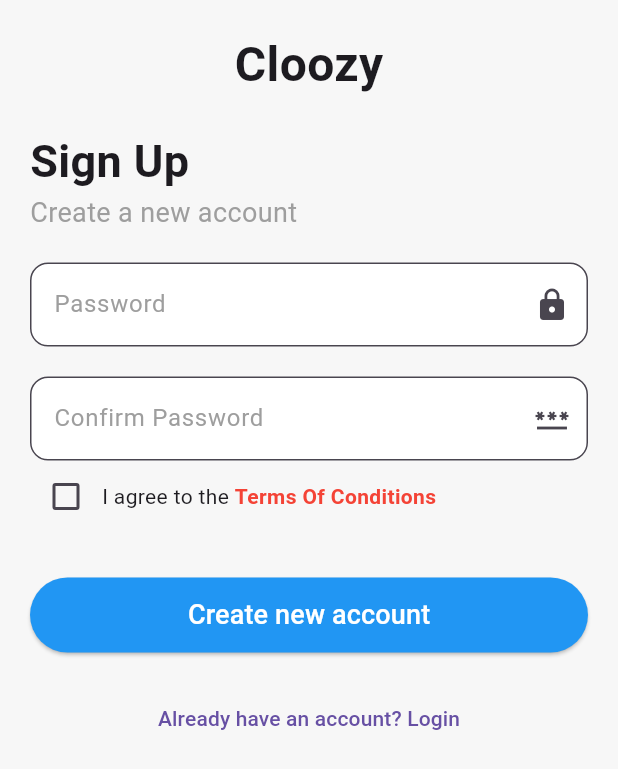
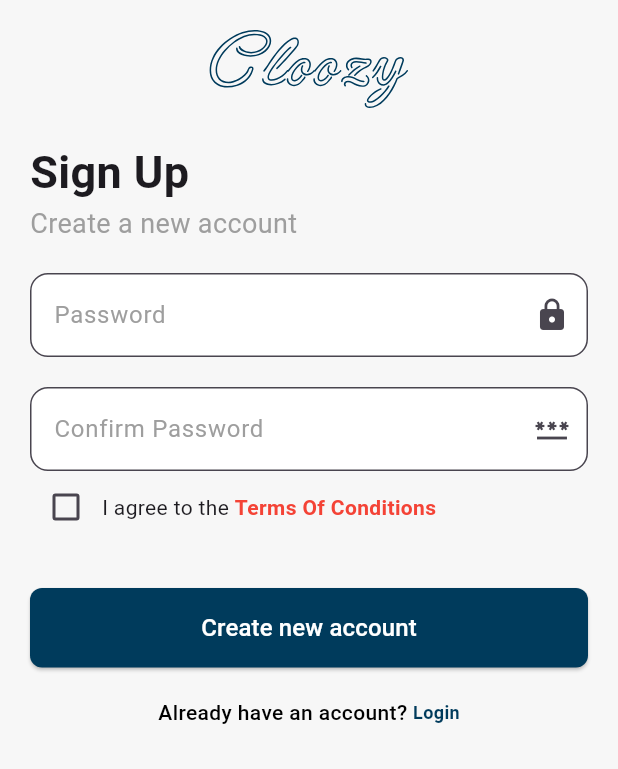
Before and after one commit to salma-elmaghawry/Cloozy-App, a Flutter app: the RegisterPage2 screen opened directly with empty values, on a phone screen of 412 x 824 dp. Shown: the top 769 px of the screen. Run offline on Flutter 3.47's test engine with Material 3 defaults, Android fonts, the phone set to English and light mode, and no system bars; our stand-ins replace bloc, dio, flutter_bloc, flutter_secure_storage, flutter_svg, get; accounts and stored records are empty.

Commit message:
refactor register page

```diff
--- /dev/null
+++ b/lib/Core/common/linewithtapword.dart
@@ -0,0 +1,39 @@
+import 'package:cloozy/Core/common/constant.dart';
+import 'package:cloozy/Core/common/headline_text_style.dart';
+import 'package:cloozy/Feature/Auth/presentation/views/register/registerpage1.dart';
+import 'package:flutter/material.dart';
+
+class LineWithAction extends StatelessWidget {
+  String title;
+  String actionName;
+  void Function()? onTap;
+
+  LineWithAction({
+    required this.actionName,
+    required this.onTap,
+    required this.title,
+    super.key,
+  });
+
+  @override
+  Widget build(BuildContext context) {
+    return Row(
+      mainAxisAlignment: MainAxisAlignment.center,
+      children: [
+        customText(
+          title: title,
+          color: Colors.black,
+        ),
+        GestureDetector(
+          onTap: onTap,
+          child: customText(
+            title: actionName,
+            color: PrimaryColor,
+            fontSize: 12,
+            fontWeight: FontWeight.bold,
+          ),
+        ),
+      ],
+    );
+  }
+}
--- a/lib/Feature/Auth/presentation/views/login_page.dart
+++ b/lib/Feature/Auth/presentation/views/login_page.dart
@@ -1,14 +1,9 @@
-import 'package:cloozy/Core/common/add_logo.dart';
 import 'package:cloozy/Core/common/constant.dart';
-import 'package:cloozy/Core/common/custom_TextFormField.dart.dart';
-import 'package:cloozy/Core/common/cutom_button.dart';
-import 'package:cloozy/Core/common/headline_text_style.dart';
 import 'package:cloozy/Feature/Auth/data/cubits/login/login_cubit.dart';
 import 'package:cloozy/Feature/Auth/presentation/views/widgets/login_page_body.dart';
 import 'package:cloozy/Feature/home/presentation/views/home_page.dart';
 import 'package:flutter/material.dart';
 import 'package:flutter_bloc/flutter_bloc.dart';
-import 'package:flutter_svg/flutter_svg.dart';
 
 class LoginPage extends StatelessWidget {
   LoginPage({super.key});
--- a/lib/Feature/Auth/presentation/views/widgets/registerpage2.dart
+++ b/lib/Feature/Auth/presentation/views/register/registerpage2.dart
@@ -1,4 +1,7 @@
+import 'package:cloozy/Core/common/add_logo.dart';
 import 'package:cloozy/Core/common/custom_TextFormField.dart.dart';
+import 'package:cloozy/Core/common/cutom_button.dart';
+import 'package:cloozy/Core/common/linewithtapword.dart';
 import 'package:cloozy/Feature/Auth/data/cubits/register/register_cubit.dart';
 import 'package:cloozy/Feature/Auth/data/models/register_model.dart';
 import 'package:flutter/material.dart';
@@ -12,7 +15,7 @@ class RegisterPage2 extends StatefulWidget {
   final String gender;
   final int? selectedRoleId;
 
-  RegisterPage2({
+   RegisterPage2({
     required this.name,
     required this.email,
     required this.phone,
@@ -39,12 +42,8 @@ class _RegisterPage2State extends State<RegisterPage2> {
           key: _formKey,
           child: ListView(
             children: [
-              Center(
-                child: Text(
-                  "Cloozy",
-                  style: TextStyle(fontSize: 32, fontWeight: FontWeight.bold),
-                ),
-              ),
+              addLogo(),
+
               const SizedBox(height: 20),
               const Text("Sign Up",
                   style: TextStyle(fontSize: 30, fontWeight: FontWeight.bold)),
@@ -59,8 +58,6 @@ class _RegisterPage2State extends State<RegisterPage2> {
                 validator: (value) => value!.length < 8 ? "Too short" : null,
               ),
               const SizedBox(height: 20),
-
-              /// Confirm Password
               PasswordConfirmField(
                 passwordController: _passwordController,
                 confirmPasswordController: _confirmPasswordController,
@@ -84,13 +81,8 @@ class _RegisterPage2State extends State<RegisterPage2> {
                 ],
               ),
               const SizedBox(height: 30),
-              ElevatedButton(
-                style: ElevatedButton.styleFrom(
-                  backgroundColor: Colors.blue,
-                  padding: EdgeInsets.symmetric(vertical: 12),
-                ),
-                onPressed: () {
-                  if (_formKey.currentState!.validate() && _agreeToTerms) {
+              CustomButton(text: "Create new account", onPressed: (){
+                if (_formKey.currentState!.validate() && _agreeToTerms) {
                     // Handle user registration with all collected data
                     final request = RegisterRequest(
                       name: widget.name,
@@ -103,19 +95,11 @@ class _RegisterPage2State extends State<RegisterPage2> {
                     );
                     context.read<RegisterCubit>().registerUser(request);
                   }
-                },
-                child: Center(
-                  child: Text("Create new account",
-                      style: TextStyle(fontSize: 18, color: Colors.white)),
-                ),
-              ),
+              }),
+
               const SizedBox(height: 20),
-              Center(
-                child: TextButton(
-                  onPressed: () {},
-                  child: Text("Already have an account? Login"),
-                ),
-              ),
+              LineWithAction(actionName: "Login", onTap: (){}, title: "Already have an account? ")
+
             ],
           ),
         ),
--- a/lib/main.dart
+++ b/lib/main.dart
@@ -3,7 +3,7 @@ import 'package:cloozy/Feature/Auth/data/cubits/login/login_cubit.dart';
 import 'package:cloozy/Feature/Auth/data/cubits/register/register_cubit.dart';
 import 'package:cloozy/Feature/Auth/data/repository/auth_repository.dart';
 import 'package:cloozy/Feature/Auth/presentation/views/login_page.dart';
-import 'package:cloozy/Feature/Auth/presentation/views/registerpage1.dart';
+import 'package:cloozy/Feature/Auth/presentation/views/register/registerpage1.dart';
 import 'package:cloozy/Feature/Splash/presentation/views/splash_screen.dart';
 import 'package:cloozy/Feature/home/presentation/views/home_page.dart';
 import 'package:cloozy/Feature/onboarding/onboarding_screen.dart';
```
Also changed, not shown: lib/Feature/Auth/presentation/views/register/registerpage1.dart (renamed from lib/Feature/Auth/presentation/views/registerpage1.dart, +29 -25 lines), lib/Feature/Auth/presentation/views/widgets/login_page_body.dart (+33 -17 lines).
